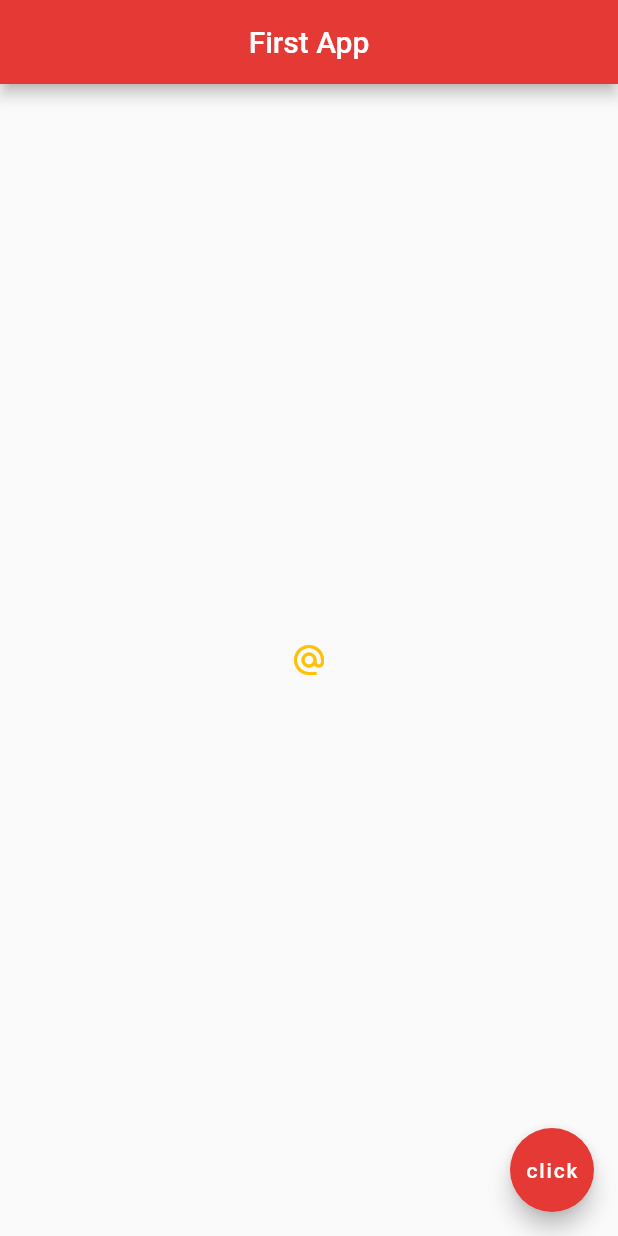
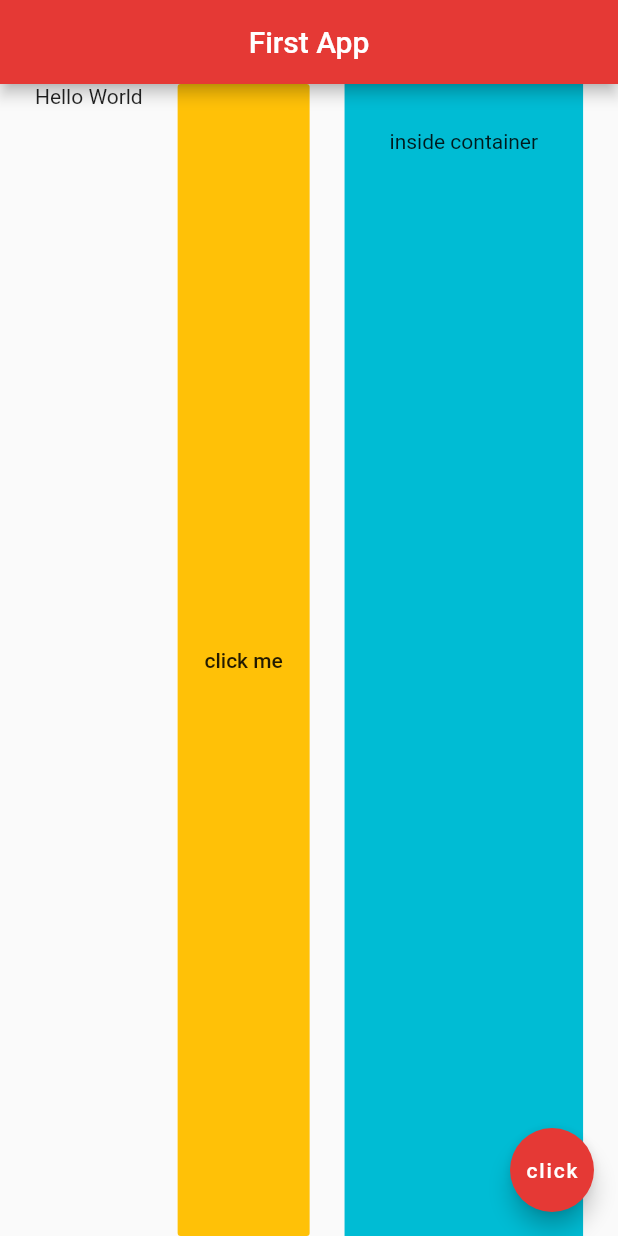
Before and after one commit to tGitm/flutter_course, a Flutter app: the screen it shows after launch, on a phone screen of 412 x 824 dp. Run offline on Flutter 3.47's test engine with Material 2 defaults, Android fonts, the phone set to English and light mode, and no system bars.

Commit message:
Containers and rows

```diff
--- a/lib/main.dart
+++ b/lib/main.dart
@@ -14,16 +14,22 @@ class Home extends StatelessWidget {
         centerTitle: true,
         backgroundColor: Colors.red[600],
       ),
-      body: Center(
-        child: IconButton(
-            onPressed: () {
-              print('You clicked me!');
-            },
-            icon: Icon(
-                Icons.alternate_email
-            ),
-            color: Colors.amber
-        ),
+      body: Row(
+        mainAxisAlignment: MainAxisAlignment.spaceEvenly,
+        crossAxisAlignment: CrossAxisAlignment.stretch,
+        children: [
+          Text('Hello World'),
+          FlatButton(
+              onPressed: (){},
+              color: Colors.amber,
+              child: Text('click me')
+          ),
+          Container(
+              color: Colors.cyan,
+            padding: EdgeInsets.all(30.0),
+            child: Text('inside container'),
+          ),
+        ],
       ),
       floatingActionButton: FloatingActionButton(
         onPressed: () {  },
```
